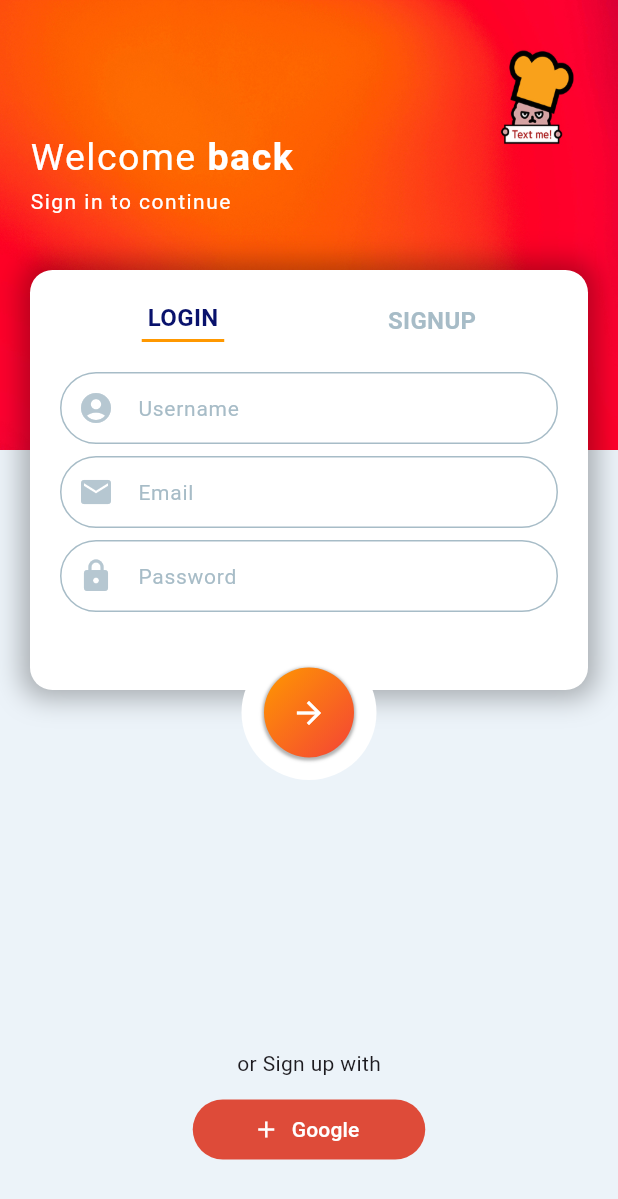
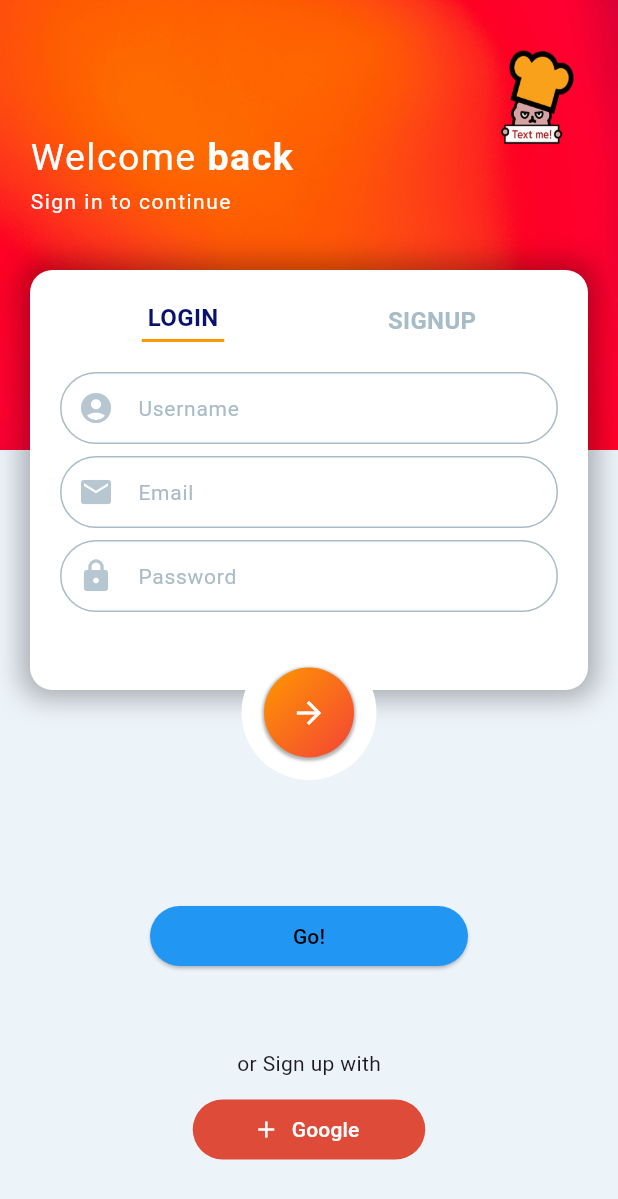
Before and after one commit to ha-ccoon/coonichat, a Flutter app: the screen it shows after launch, on a phone screen of 412 x 824 dp. Shown: the top 1199 px of the screen. Run offline on Flutter 3.47's test engine with Material 3 defaults, Android fonts, the phone set to English and light mode, and no system bars.

```diff
--- a/lib/screens/login_sign_up_tap.dart
+++ b/lib/screens/deprecated/login_sign_up_tap.dart
@@ -1,6 +1,6 @@
 import 'package:flutter/material.dart';
 
-import '../config/palette.dart';
+import '../../config/palette.dart';
 
 class SignUpTap extends StatefulWidget {
   final String tapText;
--- a/lib/screens/login_tap.dart
+++ b/lib/screens/deprecated/login_tap.dart
@@ -1,6 +1,6 @@
 import 'package:flutter/material.dart';
 
-import '../config/palette.dart';
+import '../../config/palette.dart';
 
 class LoginTap extends StatefulWidget {
   final String tapText;
--- a/lib/screens/login_signup.dart
+++ b/lib/screens/login_signup.dart
@@ -1,6 +1,7 @@
 import 'package:coonichat/components/rounded_text_form.dart';
+import 'package:coonichat/components/top_background.dart';
 import 'package:coonichat/config/palette.dart';
-import 'package:coonichat/screens/top_background.dart';
+import 'package:coonichat/routes.dart';
 import 'package:flutter/material.dart';
 
 class LoginSignUpScreen extends StatefulWidget {
@@ -226,7 +227,25 @@ class _LoginSignUpScreenState extends State<LoginSignUpScreen> {
               ),
             ),
           ),
-
+          Positioned(
+            top: 600,
+            left: 100,
+            right: 100,
+            child: ElevatedButton(
+              style: ButtonStyle(
+                  backgroundColor: MaterialStateProperty.all(Colors.blue)),
+              onPressed: () {
+                Navigator.push(context,
+                    MaterialPageRoute(builder: (context) => Screen2()));
+              },
+              child: Text(
+                style: TextStyle(
+                  color: Colors.black,
+                ),
+                'Go!',
+              ),
+            ),
+          ),
           // googleSignup button
           Positioned(
               top: MediaQuery.of(context).size.height - 125,
```
Also changed, not shown: lib/routes.dart (added, +44 -0 lines), lib/utils/input_form.dart (deleted, +0 -50 lines), lib/components/top_background.dart (renamed from lib/screens/top_background.dart).
